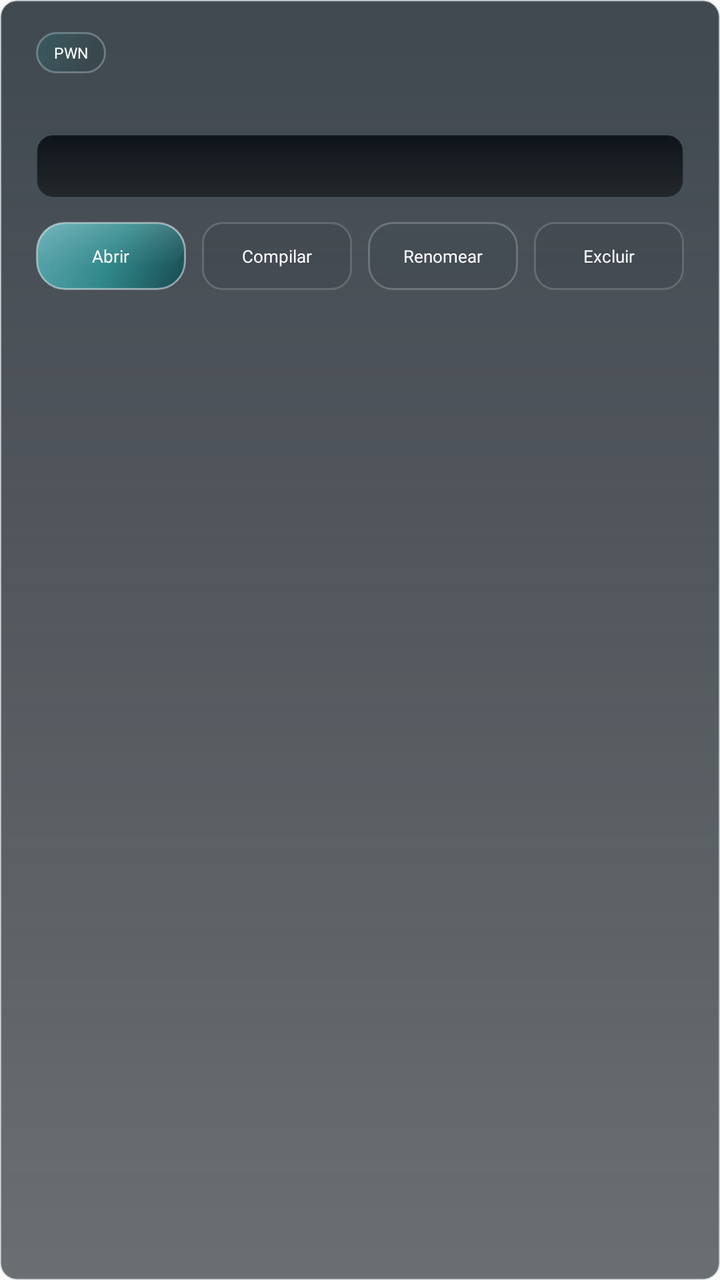
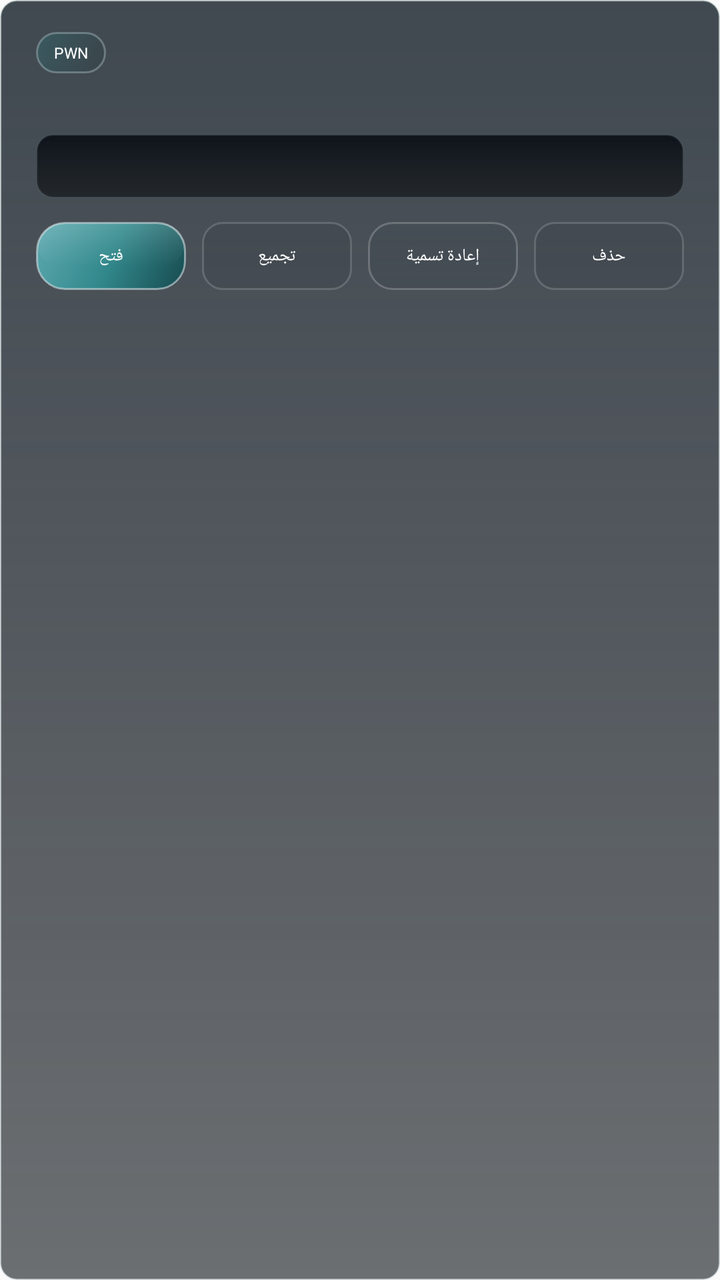

Two renders of the same Android screen: before a commit and after it. Below are the layout's source before the change and the commit's diff.
<!-- AndroidManifest.xml: application theme Theme.AppCompat.Light.NoActionBar.FullScreen -->
<!-- res/layout/item_editor_file.xml -->
<?xml version="1.0" encoding="utf-8"?>
<LinearLayout xmlns:android="http://schemas.android.com/apk/res/android"
    android:id="@+id/editor_file_item_surface"
    android:layout_width="match_parent"
    android:layout_height="wrap_content"
    android:layout_marginBottom="12dp"
    android:background="@drawable/home_server_option_default"
    android:orientation="vertical"
    android:paddingStart="18dp"
    android:paddingTop="16dp"
    android:paddingEnd="18dp"
    android:paddingBottom="16dp">

    <LinearLayout
        android:layout_width="match_parent"
        android:layout_height="wrap_content"
        android:gravity="center_vertical"
        android:orientation="horizontal">

        <TextView
            android:id="@+id/editor_file_type_badge"
            android:layout_width="wrap_content"
            android:layout_height="wrap_content"
            android:background="@drawable/home_news_badge"
            android:fontFamily="@font/montserrat_bold"
            android:paddingStart="9dp"
            android:paddingTop="5dp"
            android:paddingEnd="9dp"
            android:paddingBottom="5dp"
            android:text="PWN"
            android:textAllCaps="true"
            android:textColor="@android:color/white"
            android:textSize="7.5sp" />

        <TextView
            android:id="@+id/editor_file_name"
            android:layout_width="0dp"
            android:layout_height="wrap_content"
            android:layout_marginStart="10dp"
            android:layout_weight="1"
            android:ellipsize="end"
            android:fontFamily="@font/montserrat_bold"
            android:maxLines="1"
            android:textColor="@android:color/white"
            android:textSize="13sp" />
    </LinearLayout>

    <TextView
        android:id="@+id/editor_file_meta"
        android:layout_width="match_parent"
        android:layout_height="wrap_content"
        android:layout_marginTop="8dp"
        android:fontFamily="@font/montserrat_medium"
        android:textColor="@color/launcher_text_secondary"
        android:textSize="9sp" />

    <TextView
        android:id="@+id/editor_file_path"
        android:layout_width="match_parent"
        android:layout_height="wrap_content"
        android:layout_marginTop="10dp"
        android:background="@drawable/launcher_console_surface"
        android:fontFamily="monospace"
        android:paddingStart="12dp"
        android:paddingTop="10dp"
        android:paddingEnd="12dp"
        android:paddingBottom="10dp"
        android:textColor="#D8E2EC"
        android:textSize="8.5sp" />

    <LinearLayout
        android:layout_width="match_parent"
        android:layout_height="wrap_content"
        android:layout_marginTop="12dp"
        android:orientation="horizontal">

        <TextView
            android:id="@+id/editor_file_open_action"
            android:layout_width="0dp"
            android:layout_height="34dp"
            android:layout_weight="1"
            android:background="@drawable/home_server_select_button"
            android:fontFamily="@font/montserrat_bold"
            android:gravity="center"
            android:text="Abrir"
            android:textColor="@android:color/white"
            android:textSize="8.5sp" />

        <TextView
            android:id="@+id/editor_file_compile_action"
            android:layout_width="0dp"
            android:layout_height="34dp"
            android:layout_marginStart="8dp"
            android:layout_weight="1"
            android:background="@drawable/home_action_text_button"
            android:fontFamily="@font/montserrat_bold"
            android:gravity="center"
            android:text="Compilar"
            android:textColor="@android:color/white"
            android:textSize="8.5sp" />

        <TextView
            android:id="@+id/editor_file_rename_action"
            android:layout_width="0dp"
            android:layout_height="34dp"
            android:layout_marginStart="8dp"
            android:layout_weight="1"
            android:background="@drawable/home_action_secondary"
            android:fontFamily="@font/montserrat_bold"
            android:gravity="center"
            android:text="Renomear"
            android:textColor="@android:color/white"
            android:textSize="8.5sp" />

        <TextView
            android:id="@+id/editor_file_delete_action"
            android:layout_width="0dp"
            android:layout_height="34dp"
            android:layout_marginStart="8dp"
            android:layout_weight="1"
            android:background="@drawable/home_action_text_button"
            android:fontFamily="@font/montserrat_bold"
            android:gravity="center"
            android:text="Excluir"
            android:textColor="@android:color/white"
            android:textSize="8.5sp" />
    </LinearLayout>

</LinearLayout>
<!-- resources referenced by this layout -->
<resources>
  <color name="launcher_text_secondary">#D4DEE4</color>
  <!-- drawable home_action_secondary (drawable) -->
  <?xml version="1.0" encoding="utf-8"?>
  <shape xmlns:android="http://schemas.android.com/apk/res/android"
      android:shape="rectangle">
      <gradient
          android:angle="270"
          android:startColor="#2E344450"
          android:endColor="#151A222A" />
      <corners android:radius="12dp" />
      <stroke
          android:width="1dp"
          android:color="#36FFFFFF" />
  </shape>
  <!-- drawable home_action_text_button (drawable) -->
  <?xml version="1.0" encoding="utf-8"?>
  <shape xmlns:android="http://schemas.android.com/apk/res/android"
      android:shape="rectangle">
      <solid android:color="#140F141A" />
      <corners android:radius="10dp" />
      <stroke
          android:width="1dp"
          android:color="#2AFFFFFF" />
  </shape>
  <!-- drawable home_news_badge (drawable) -->
  <?xml version="1.0" encoding="utf-8"?>
  <shape xmlns:android="http://schemas.android.com/apk/res/android"
      android:shape="rectangle">
      <gradient
          android:angle="315"
          android:startColor="#6C2D6F73"
          android:endColor="#33192325" />
      <corners android:radius="10dp" />
      <stroke
          android:width="1dp"
          android:color="#5DBBD4D5" />
  </shape>
  <!-- drawable home_server_option_default (drawable) -->
  <?xml version="1.0" encoding="utf-8"?>
  <shape xmlns:android="http://schemas.android.com/apk/res/android"
      android:shape="rectangle">
      <gradient
                  android:angle="270"
                  android:startColor="#D31A242D"
                  android:centerColor="#B510171F"
                  android:endColor="#96080D12" />
      <corners android:radius="8dp" />
      <stroke
          android:width="1dp"
          android:color="@color/launcher_border_soft" />
  </shape>
  <!-- drawable launcher_console_surface (drawable) -->
  <?xml version="1.0" encoding="utf-8"?>
  <layer-list xmlns:android="http://schemas.android.com/apk/res/android">
      <item>
          <shape android:shape="rectangle">
              <gradient
                  android:angle="270"
                  android:startColor="#EC090F14"
                  android:centerColor="#D6070C11"
                  android:endColor="#C0030609" />
              <corners android:radius="8dp" />
              <stroke
                  android:width="1dp"
                  android:color="#315B6970" />
          </shape>
      </item>
      <item
          android:left="1dp"
          android:top="1dp"
          android:right="1dp"
          android:bottom="1dp">
          <shape android:shape="rectangle">
              <gradient
                  android:angle="90"
                  android:startColor="#10FFFFFF"
                  android:endColor="#00FFFFFF" />
              <corners android:radius="7dp" />
          </shape>
      </item>
  </layer-list>
  <style name="Theme.AppCompat.Light.NoActionBar.FullScreen" parent="@style/Theme.AppCompat.Light.NoActionBar">
          <item name="android:windowNoTitle">true</item>
          <item name="android:windowActionBar">false</item>
          <item name="android:windowFullscreen">true</item>
          <item name="android:windowContentOverlay">@null</item>
          <item name="android:windowLayoutInDisplayCutoutMode">shortEdges</item>
      </style>
  <color name="launcher_border_soft">#42798A91</color>
  <color name="launcher_accent_teal">#32898C</color>
  <color name="launcher_accent_teal_dark">#174A4F</color>
  <!-- unchanged entries left out for length: 1 -->
</resources>

<!-- the commit's change to res/layout/item_editor_file.xml (unified diff, before → after) -->
@@ -82,7 +82,7 @@
             android:background="@drawable/home_server_select_button"
             android:fontFamily="@font/montserrat_bold"
             android:gravity="center"
-            android:text="Abrir"
+            android:text="فتح"
             android:textColor="@android:color/white"
             android:textSize="8.5sp" />
 
@@ -95,7 +95,7 @@
             android:background="@drawable/home_action_text_button"
             android:fontFamily="@font/montserrat_bold"
             android:gravity="center"
-            android:text="Compilar"
+            android:text="تجميع"
             android:textColor="@android:color/white"
             android:textSize="8.5sp" />
 
@@ -108,7 +108,7 @@
             android:background="@drawable/home_action_secondary"
             android:fontFamily="@font/montserrat_bold"
             android:gravity="center"
-            android:text="Renomear"
+            android:text="إعادة تسمية"
             android:textColor="@android:color/white"
             android:textSize="8.5sp" />
 
@@ -121,7 +121,7 @@
             android:background="@drawable/home_action_text_button"
             android:fontFamily="@font/montserrat_bold"
             android:gravity="center"
-            android:text="Excluir"
+            android:text="حذف"
             android:textColor="@android:color/white"
             android:textSize="8.5sp" />
     </LinearLayout>
